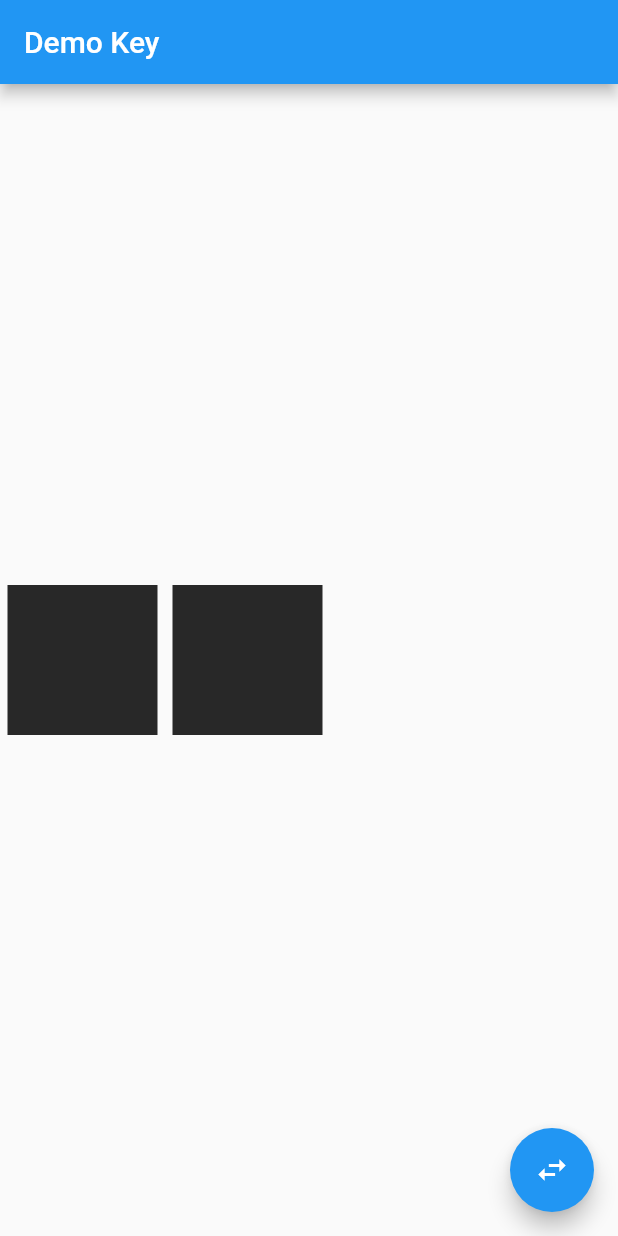
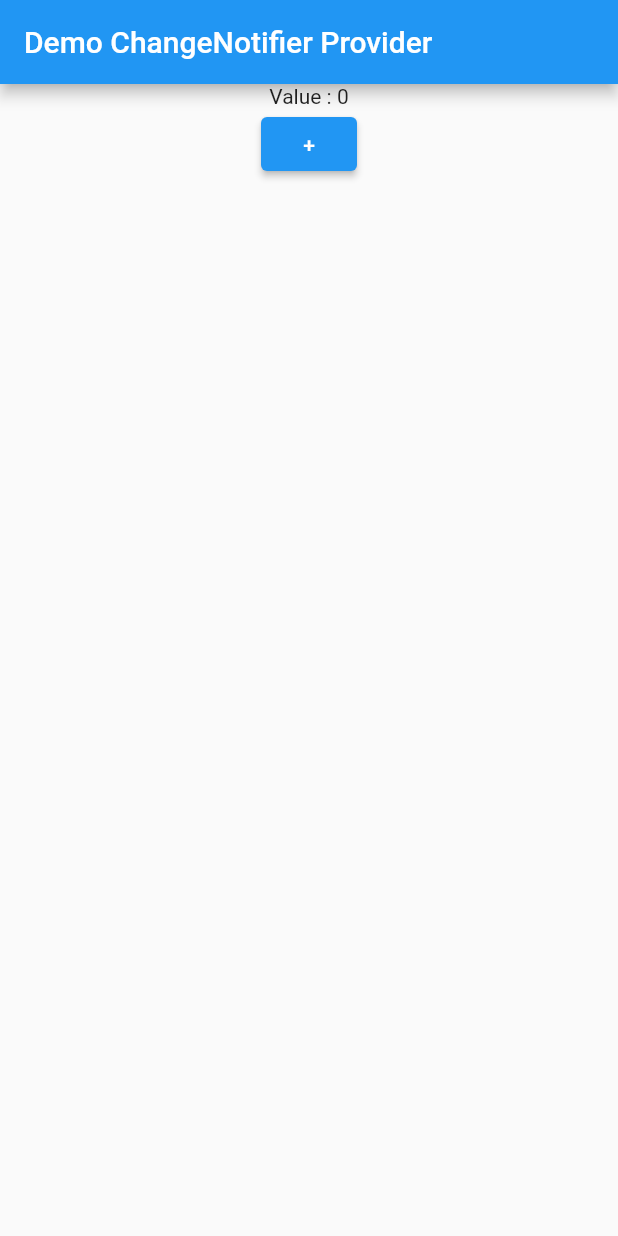
Before and after one commit to phamtanphat/flutter_provider19022022, a Flutter app: the screen it shows after launch, on a phone screen of 412 x 824 dp. Run offline on Flutter 3.47's test engine with Material 2 defaults, Android fonts, the phone set to English and light mode, and no system bars.

Commit message:
changenotifier

```diff
--- /dev/null
+++ b/lib/demo_changenotifier_provider.dart
@@ -0,0 +1,47 @@
+import 'package:flutter/material.dart';
+import 'package:provider/provider.dart';
+class Count extends ChangeNotifier{
+  late int value;
+  Count({required this.value});
+
+  void inCrease(){
+    value += 1;
+    notifyListeners();
+  }
+}
+
+class DemoChangeNotifierWidget extends StatelessWidget {
+
+  DemoChangeNotifierWidget() : super(key: UniqueKey());
+
+  Count count = Count(value: 0);
+
+  @override
+  Widget build(BuildContext context) {
+    return Scaffold(
+      appBar: AppBar(
+        title: Text("Demo ChangeNotifier Provider"),
+      ),
+      body: ChangeNotifierProvider.value(
+        value: count,
+        child: Consumer<Count>(
+          builder: (context, data , child){
+            return Container(
+                constraints: BoxConstraints.expand(),
+                child: Column(
+                  children: [
+                    Text("Value : ${data.value}"),
+                    ElevatedButton(
+                        onPressed: (){
+                          data.inCrease();
+                        },
+                        child: Text("+"))
+                  ],
+                )
+            );
+          },
+        )
+      ),
+    );
+  }
+}
--- a/lib/demo_provider_basic.dart
+++ b/lib/demo_provider_basic.dart
@@ -1,6 +1,5 @@
-import 'dart:math';
-
 import 'package:flutter/material.dart';
+import 'package:provider/provider.dart';
 class DemoBasicProvider extends StatefulWidget {
   const DemoBasicProvider({Key? key}) : super(key: key);
 
@@ -10,69 +9,91 @@ class DemoBasicProvider extends StatefulWidget {
 
 class _DemoBasicProviderState extends State<DemoBasicProvider> {
 
-  List<Widget> listWidget = [
-    Padding(padding: EdgeInsets.all(5) , child: ColorWidget(key: GlobalKey(),)),
-    Padding(padding: EdgeInsets.all(5) , child: ColorWidget(key: GlobalKey(),)),
-  ];
-
-  void swapColor(){
-    setState(() {
-      listWidget.insert(1, listWidget.removeAt(0));
-    });
-  }
-
   @override
   Widget build(BuildContext context) {
     return Scaffold(
       appBar: AppBar(
-        title: Text("Demo Key"),
-      ),
-      floatingActionButton: FloatingActionButton(
-        onPressed: (){
-          swapColor();
-        },
-        child: Icon(Icons.swap_horiz_outlined),
+        title: Text("Demo Basic Provider"),
       ),
       body: Container(
         constraints: BoxConstraints.expand(),
-        child: Row(
-          mainAxisSize: MainAxisSize.max,
-          crossAxisAlignment: CrossAxisAlignment.center,
-          children: listWidget
-        ),
+        child: Center(
+          child: OngBaWidget(
+            child: ChaMeWidget(
+              child: ConCaiWidget(),
+            ),
+          )
+        )
       ),
     );
   }
-  @override
-  void dispose() {
-    // TODO: implement dispose
-    super.dispose();
-
-  }
 }
 
-class ColorWidget extends StatefulWidget {
 
-  ColorWidget({required Key key}) : super(key: key);
+class OngBaWidget extends StatefulWidget {
+  Widget child;
+
+  OngBaWidget({required this.child}) : super(key: UniqueKey());
 
   @override
-  _ColorWidgetState createState() => _ColorWidgetState();
+  State<OngBaWidget> createState() => _OngBaWidgetState();
 }
 
-class _ColorWidgetState extends State<ColorWidget> {
-  final Color color = Color.fromARGB(
-      255,
-      Random.secure().nextInt(255),
-      Random.secure().nextInt(255),
-      Random.secure().nextInt(255)
-  );
+class _OngBaWidgetState extends State<OngBaWidget> {
+  String text = "Hello";
 
   @override
   Widget build(BuildContext context) {
     return Container(
-      color: color,
-      width: 100,
-      height: 100,
+      child: Column(
+        children: [
+          Text("Ong ba widget"),
+          Provider.value(
+              value: text,
+              child: widget.child,
+          )
+        ],
+      ),
     );
   }
 }
+
+class ChaMeWidget extends StatelessWidget {
+
+  Widget child;
+
+  ChaMeWidget({required this.child}) : super(key: UniqueKey());
+
+  @override
+  Widget build(BuildContext context) {
+    return Container(
+      child: Column(
+        children: [
+          Text("Cha me widget"),
+          child
+        ],
+      ),
+    );
+  }
+}
+
+class ConCaiWidget extends StatelessWidget {
+
+  ConCaiWidget() : super(key: UniqueKey());
+
+  @override
+  Widget build(BuildContext context) {
+    return Consumer<String>(
+        builder: (context , text , child){
+          return Container(
+            child: Column(
+              children: [
+                Text("Con cai widget"),
+                Text("Data from parent : $text")
+              ],
+            ),
+          );
+        }
+    );
+  }
+}
--- a/lib/main.dart
+++ b/lib/main.dart
@@ -1,4 +1,5 @@
 import 'package:flutter/material.dart';
+import 'package:flutter_provider19022022/demo_changenotifier_provider.dart';
 import 'package:flutter_provider19022022/demo_inheritedWidget_2.dart';
 import 'package:flutter_provider19022022/demo_provider_basic.dart';
 
@@ -15,7 +16,7 @@ class MyApp extends StatelessWidget {
       theme: ThemeData(
         primarySwatch: Colors.blue,
       ),
-      home: DemoBasicProvider(),
+      home: DemoChangeNotifierWidget(),
     );
   }
 }
```
